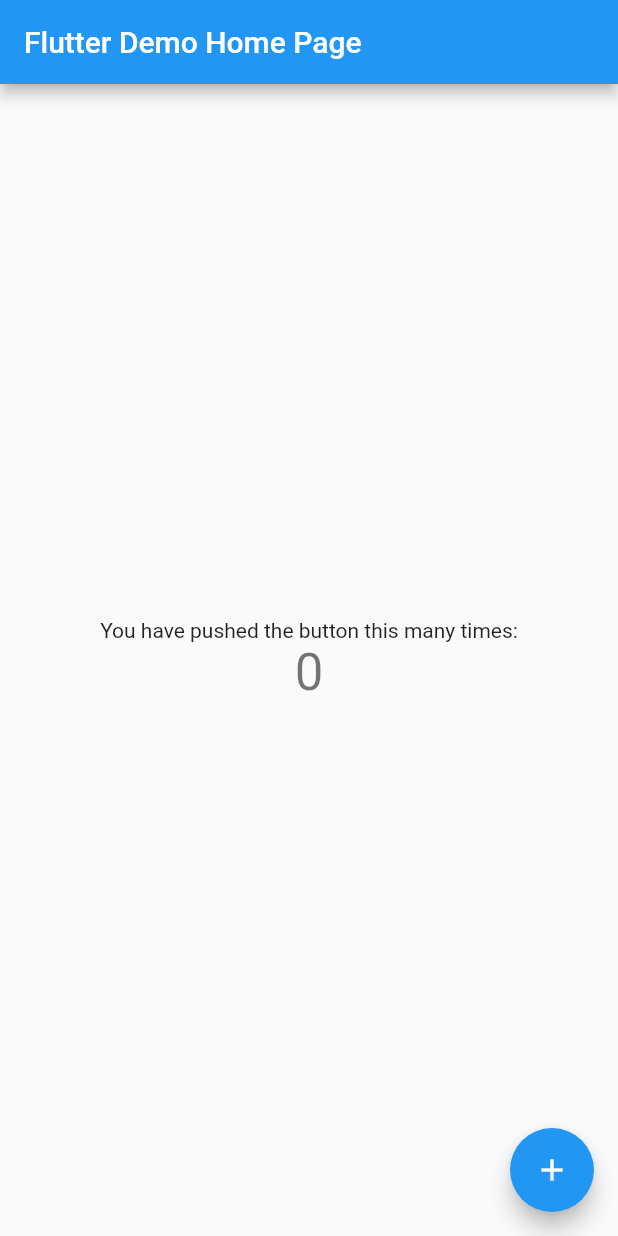
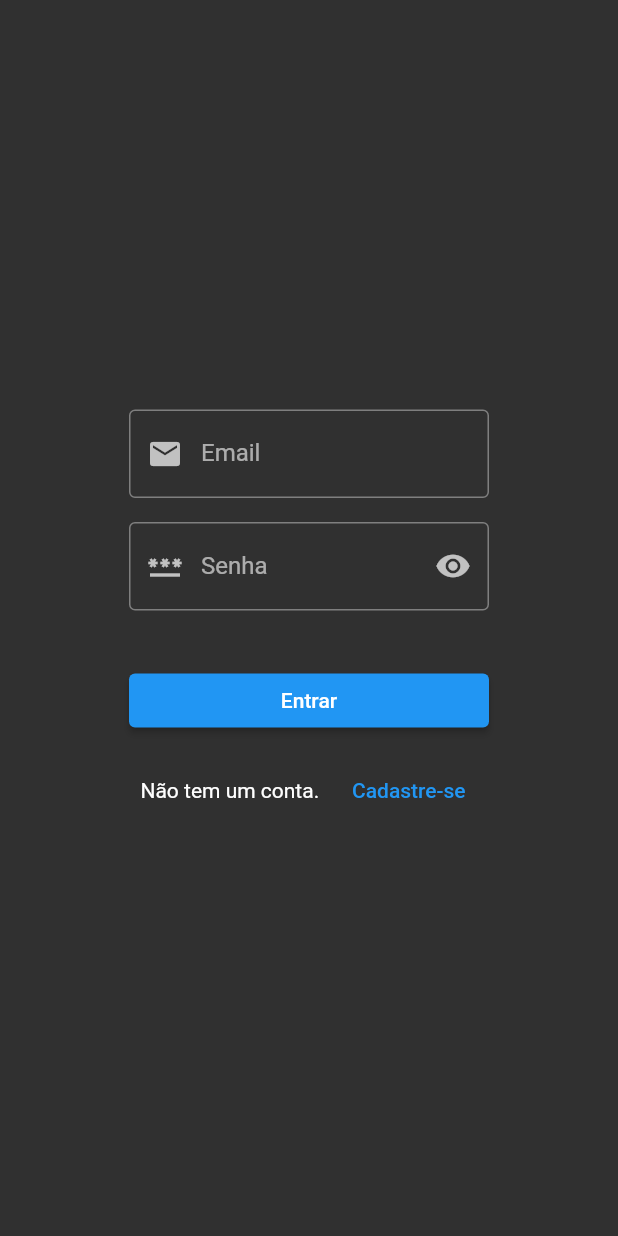
Before and after one commit to evaldofreu/dtcc2022, a Flutter app: the screen it shows after launch, on a phone screen of 412 x 824 dp. Run offline on Flutter 3.47's test engine with Material 2 defaults, Android fonts, the phone set to English and light mode, and no system bars; our stand-ins replace google_fonts; Roboto replaces fonts that are missing (Dekko).

Commit message:
Formulario de usuario

```diff
--- /dev/null
+++ b/lib/input_field.dart
@@ -0,0 +1,48 @@
+import 'package:flutter/material.dart';
+class InputField extends StatefulWidget {
+  final String rotulo;
+  final IconData icone;
+  final bool senha;
+  final String? Function(String?)? validator;
+  final void Function(String?)? onsaved;
+
+
+  const InputField(this.rotulo, this.icone, this.senha,{Key? key,this.validator, this.onsaved }) : super(key: key);
+
+  @override
+  _InputFieldState createState() => _InputFieldState();
+}
+
+class _InputFieldState extends State<InputField> {
+  bool ver = false;
+
+
+
+  @override
+  Widget build(BuildContext context) {
+    return Padding(
+      padding: const EdgeInsets.only(bottom: 16.0),
+      child: TextFormField(
+        obscureText: widget.senha && !ver,
+        decoration: InputDecoration(
+            labelText: widget.rotulo,
+            border: OutlineInputBorder(),
+            prefixIcon: Icon(widget.icone),
+            suffixIcon: widget.senha
+                ? IconButton(
+                    onPressed: () {
+                      setState(() {
+                        ver = !ver;
+                      });
+                    },
+                    icon: Icon(ver ? Icons.visibility_off : Icons.visibility))
+                : null),
+
+
+      validator: widget.validator,
+      onSaved: widget.onsaved,
+
+      ),
+    );
+  }
+}
--- /dev/null
+++ b/lib/login_page.dart
@@ -0,0 +1,74 @@
+import 'package:flutter/material.dart';
+import 'package:google_fonts/google_fonts.dart';
+import 'input_field.dart';
+
+import 'usuario_page.dart';
+
+class LoginPage extends StatefulWidget {
+  const LoginPage({Key? key}) : super(key: key);
+
+  @override
+  _LoginPageState createState() => _LoginPageState();
+}
+
+class _LoginPageState extends State<LoginPage> {
+  bool ver = false;
+
+  @override
+  Widget build(BuildContext context) {
+    return Scaffold(
+      body: Center(
+        child: Container(
+          width: 300,
+          padding: const EdgeInsets.all(30.0),
+          child: Column(
+            mainAxisAlignment: MainAxisAlignment.center,
+            crossAxisAlignment: CrossAxisAlignment.center,
+            children: [
+              _inputField("Email", Icons.email, false),
+              _inputField("Senha", Icons.password, true),
+              SizedBox(
+                height: 20,
+              ),
+              _botaoEntrar(),
+              _botaoCadastar(),
+
+            ],
+          ),
+        ),
+      ),
+    );
+  }
+
+  _inputField(String rotulo, IconData icone, bool senha) {
+    return InputField(rotulo, icone, senha);
+  }
+
+  _botaoEntrar() {
+    return Row(
+                children: [
+                  Expanded(
+                    child: ElevatedButton(onPressed: () {},
+                                          child: Text("Entrar"))),
+                ],
+              );
+  }
+
+  _botaoCadastar() {
+    return Padding(
+      padding: const EdgeInsets.only(top:12.0),
+      child: Row(
+        mainAxisAlignment: MainAxisAlignment.center,
+        children: [
+                        Text("Não tem um conta.    ",style:GoogleFonts.dekko()),
+                        TextButton(onPressed: (){
+
+                            Navigator.of(context).push(MaterialPageRoute(builder: (context)=>UsuarioPage()));
+
+
+                        }, child: Text("Cadastre-se"))
+                  ]
+        ),
+    );
+  }
+}
--- a/lib/main.dart
+++ b/lib/main.dart
@@ -1,113 +1,16 @@
 import 'package:flutter/material.dart';
 
-void main() {
-  runApp(MyApp());
-}
+import 'login_page.dart';
+
+void main() => runApp(MyApp());
 
 class MyApp extends StatelessWidget {
-  // This widget is the root of your application.
   @override
   Widget build(BuildContext context) {
     return MaterialApp(
-      title: 'Flutter Demo',
-      theme: ThemeData(
-        // This is the theme of your application.
-        //
-        // Try running your application with "flutter run". You'll see the
-        // application has a blue toolbar. Then, without quitting the app, try
-        // changing the primarySwatch below to Colors.green and then invoke
-        // "hot reload" (press "r" in the console where you ran "flutter run",
-        // or simply save your changes to "hot reload" in a Flutter IDE).
-        // Notice that the counter didn't reset back to zero; the application
-        // is not restarted.
-        primarySwatch: Colors.blue,
-      ),
-      home: MyHomePage(title: 'Flutter Demo Home Page'),
-    );
+        debugShowCheckedModeBanner: false,
+        title: 'Aplicativo de revisão',
+        theme: ThemeData.dark(),
+        home: LoginPage());
   }
 }
-
-class MyHomePage extends StatefulWidget {
-  MyHomePage({Key? key, required this.title}) : super(key: key);
-
-  // This widget is the home page of your application. It is stateful, meaning
-  // that it has a State object (defined below) that contains fields that affect
-  // how it looks.
-
-  // This class is the configuration for the state. It holds the values (in this
-  // case the title) provided by the parent (in this case the App widget) and
-  // used by the build method of the State. Fields in a Widget subclass are
-  // always marked "final".
-
-  final String title;
-
-  @override
-  _MyHomePageState createState() => _MyHomePageState();
-}
-
-class _MyHomePageState extends State<MyHomePage> {
-  int _counter = 0;
-
-  void _incrementCounter() {
-    setState(() {
-      // This call to setState tells the Flutter framework that something has
-      // changed in this State, which causes it to rerun the build method below
-      // so that the display can reflect the updated values. If we changed
-      // _counter without calling setState(), then the build method would not be
-      // called again, and so nothing would appear to happen.
-      _counter++;
-    });
-  }
-
-  @override
-  Widget build(BuildContext context) {
-    // This method is rerun every time setState is called, for instance as done
-    // by the _incrementCounter method above.
-    //
-    // The Flutter framework has been optimized to make rerunning build methods
-    // fast, so that you can just rebuild anything that needs updating rather
-    // than having to individually change instances of widgets.
-    return Scaffold(
-      appBar: AppBar(
-        // Here we take the value from the MyHomePage object that was created by
-        // the App.build method, and use it to set our appbar title.
-        title: Text(widget.title),
-      ),
-      body: Center(
-        // Center is a layout widget. It takes a single child and positions it
-        // in the middle of the parent.
-        child: Column(
-          // Column is also a layout widget. It takes a list of children and
-          // arranges them vertically. By default, it sizes itself to fit its
-          // children horizontally, and tries to be as tall as its parent.
-          //
-          // Invoke "debug painting" (press "p" in the console, choose the
-          // "Toggle Debug Paint" action from the Flutter Inspector in Android
-          // Studio, or the "Toggle Debug Paint" command in Visual Studio Code)
-          // to see the wireframe for each widget.
-          //
-          // Column has various properties to control how it sizes itself and
-          // how it positions its children. Here we use mainAxisAlignment to
-          // center the children vertically; the main axis here is the vertical
-          // axis because Columns are vertical (the cross axis would be
-          // horizontal).
-          mainAxisAlignment: MainAxisAlignment.center,
-          children: <Widget>[
-            Text(
-              'You have pushed the button this many times:',
-            ),
-            Text(
-              '$_counter',
-              style: Theme.of(context).textTheme.headline4,
-            ),
-          ],
-        ),
-      ),
-      floatingActionButton: FloatingActionButton(
-        onPressed: _incrementCounter,
-        tooltip: 'Increment',
-        child: Icon(Icons.add),
-      ), // This trailing comma makes auto-formatting nicer for build methods.
-    );
-  }
-}
--- /dev/null
+++ b/lib/usuario_form.dart
@@ -0,0 +1,58 @@
+import 'package:dtcc2022/input_field.dart';
+import 'package:flutter/material.dart';
+class UsuarioForm extends StatefulWidget {
+  const UsuarioForm({Key? key}) : super(key: key);
+
+  @override
+  State<UsuarioForm> createState() => _UsuarioFormState();
+}
+
+class _UsuarioFormState extends State<UsuarioForm> {
+  GlobalKey<FormState> _key = GlobalKey<FormState>();
+
+  @override
+  Widget build(BuildContext context) {
+    String senha = "";
+    return SingleChildScrollView(child:Padding(
+      padding: const EdgeInsets.all(8.0),
+      child: Form(
+        key: _key,
+        child: Column(
+          children: [
+             InputField("Nome", Icons.autofps_select_sharp, false,validator: (value) {
+               if (value!.isEmpty) {
+                 return "Campo não pode ficar vazio";
+               }
+             },),
+             InputField("Email", Icons.mail, false, validator: (value) {
+               if (value!.isEmpty || !value.contains('@')) {
+                 return "Informe um email válido";
+               }
+             },),
+             InputField("Senha", Icons.password, true, validator: (value){
+               if (value!.isEmpty || value.length<3) {
+                 return "A senha deve ter ao menos 3 caracteres";
+              } else {
+                senha = value;
+              }
+             }
+             ,),
+             InputField("Confirmação", Icons.add_to_photos_outlined, true,validator: (value){
+                if (value!=senha) {
+                  return "Confirmação de senha deve ser igual a senha";
+                }
+             },),
+             Row(children: [Expanded(child: ElevatedButton.icon(onPressed: (){
+               if (_key.currentState!.validate()) {
+                 _key.currentState!.save();
+
+               }
+
+
+             }, icon: Icon(Icons.save), label: Text("Salvar")))])
+          ],
+        ),
+      ),
+    ));
+  }
+}
--- a/pubspec.yaml
+++ b/pubspec.yaml
@@ -28,6 +28,7 @@ dependencies:
   # The following adds the Cupertino Icons font to your application.
   # Use with the CupertinoIcons class for iOS style icons.
   cupertino_icons: ^1.0.2
+  google_fonts: ^2.3.0
 
 dev_dependencies:
   flutter_test:
```
Also changed, not shown: lib/usuario_page.dart (added, +18 -0 lines), pubspec.lock.
